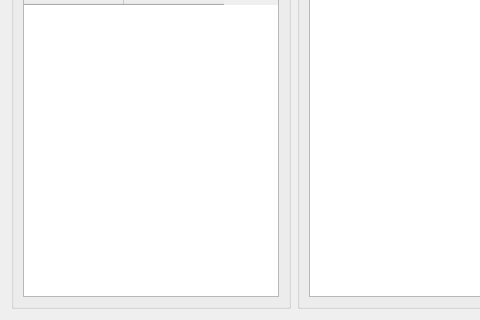
This is src/rattlesnake/user_interface/ui_files/read_run.ui in sandialabs/rattlesnake-vibration-controller as Qt 5 draws it before an edit; both pictures show x 0 to 480 and y 171 to 491 of the 1134 by 491 pixel window. The edited form follows.
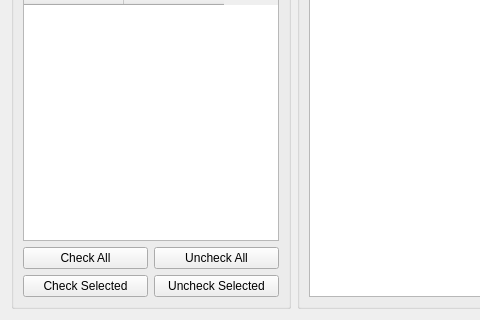
This is the edited form. Custom widgets are drawn as their Qt base class.

Commit message: Added check all/uncheck all/etc. buttons for the read environment ui.

Diff of the .ui file:
```diff
--- a/src/rattlesnake/user_interface/ui_files/read_run.ui
+++ b/src/rattlesnake/user_interface/ui_files/read_run.ui
@@ -201,6 +201,50 @@
           </column>
          </widget>
         </item>
+        <item>
+         <layout class="QGridLayout" name="check_button_grid">
+          <item row="0" column="0">
+           <widget class="QPushButton" name="check_all_button">
+            <property name="toolTip">
+             <string>Checks all channels.</string>
+            </property>
+            <property name="text">
+             <string>Check All</string>
+            </property>
+           </widget>
+          </item>
+          <item row="0" column="1">
+           <widget class="QPushButton" name="uncheck_all_button">
+            <property name="toolTip">
+             <string>Unchecks all channels.</string>
+            </property>
+            <property name="text">
+             <string>Uncheck All</string>
+            </property>
+           </widget>
+          </item>
+          <item row="1" column="0">
+           <widget class="QPushButton" name="check_selected_button">
+            <property name="toolTip">
+             <string>Checks selected channels.</string>
+            </property>
+            <property name="text">
+             <string>Check Selected</string>
+            </property>
+           </widget>
+          </item>
+          <item row="1" column="1">
+           <widget class="QPushButton" name="uncheck_selected_button">
+            <property name="toolTip">
+             <string>Unchecks selected channels.</string>
+            </property>
+            <property name="text">
+             <string>Uncheck Selected</string>
+            </property>
+           </widget>
+          </item>
+         </layout>
+        </item>
        </layout>
       </widget>
      </item>
```
Left out of the diff: 3 changed lines with no effect on the pictures. The commit also changes 1 other file.
